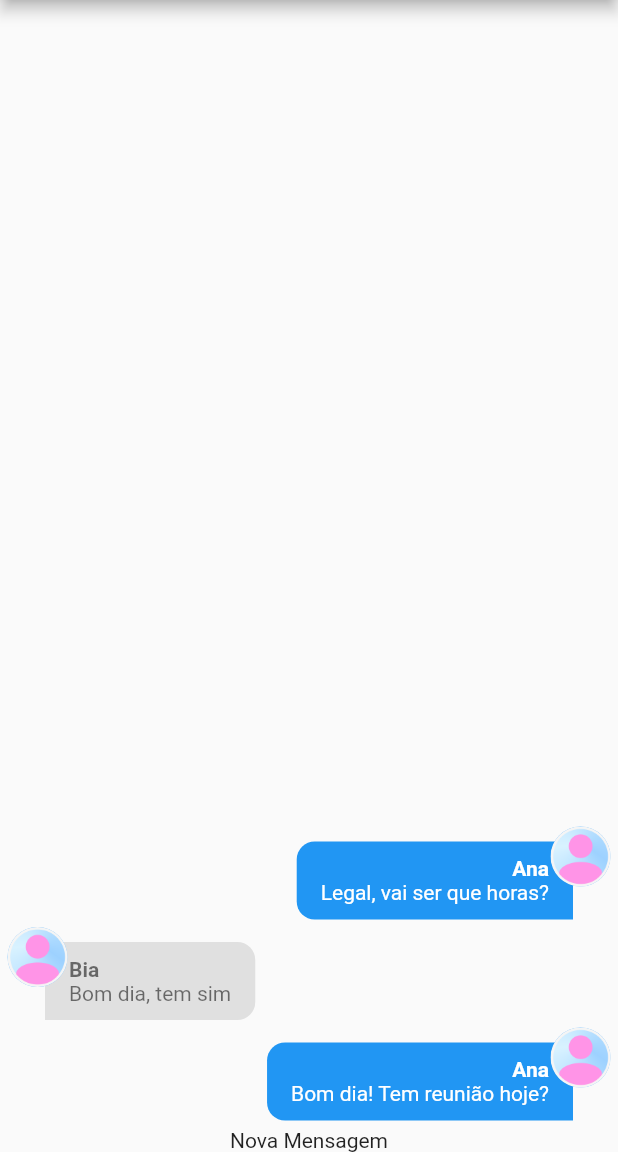
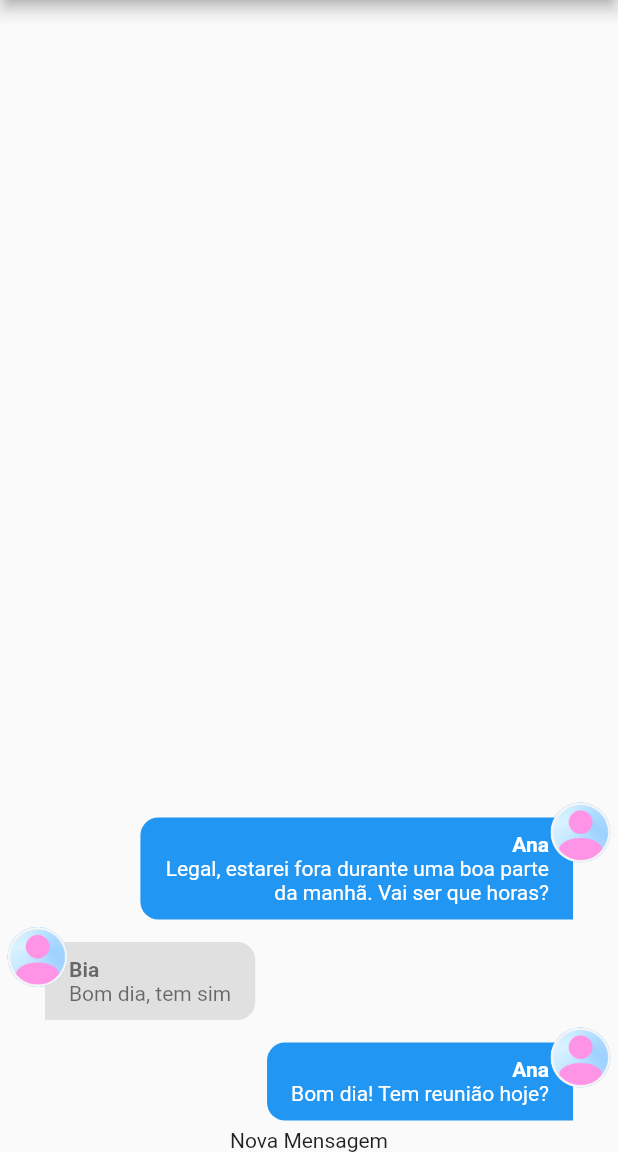
Before and after one commit to TonySilva7/chat-flutter, a Flutter app: the screen it shows after launch, on a phone screen of 412 x 824 dp, the part 84-1236 px from its top. Run offline on Flutter 3.47's test engine with Material 2 defaults, Android fonts, the phone set to English and light mode, and no system bars; our stand-ins replace image_picker; accounts and stored records are empty.

Commit message:
feat: align text only current user

```diff
--- a/lib/app/core/services/chat/chat_service_mock.dart
+++ b/lib/app/core/services/chat/chat_service_mock.dart
@@ -24,7 +24,7 @@ class ChatServiceMock implements ChatServiceProtocol {
     ),
     ChatMessage(
       id: '1',
-      text: 'Legal, vai ser que horas?',
+      text: 'Legal, estarei fora durante uma boa parte da manhã. Vai ser que horas?',
       createdAt: DateTime.now(),
       userId: '123',
       userName: 'Ana',
--- a/lib/app/widgets/message_bubble.dart
+++ b/lib/app/widgets/message_bubble.dart
@@ -63,6 +63,7 @@ class MessageBubble extends StatelessWidget {
                   ),
                   Text(
                     message.text,
+                    textAlign: belongsToCurrentUser ? TextAlign.end : TextAlign.start,
                     style: TextStyle(color: belongsToCurrentUser ? Colors.white : Colors.black54),
                   ),
                 ],
```
